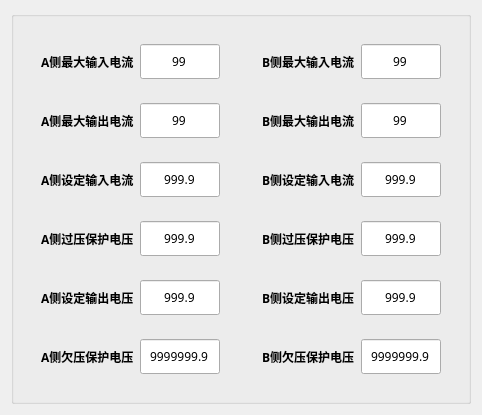
Above: tform5.ui from Curtain-Wang/BatteryControl before the change. Below: the same form after it.
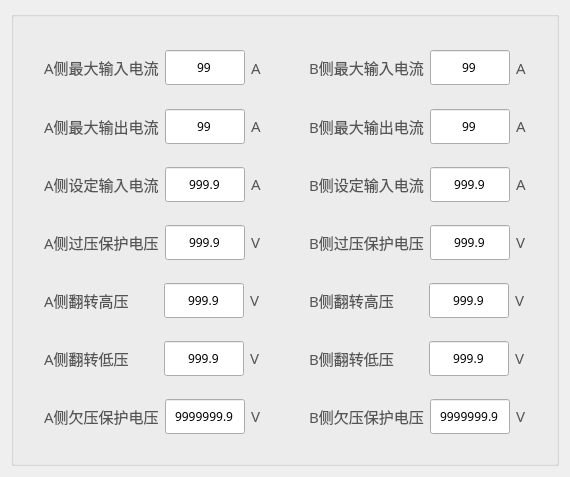
That is the form after the change. Custom widgets are drawn as their Qt base class.

Diff of the .ui file:
```diff
--- a/tform5.ui
+++ b/tform5.ui
@@ -6,13 +6,20 @@
    <rect>
     <x>0</x>
     <y>0</y>
-    <width>441</width>
-    <height>370</height>
+    <width>546</width>
+    <height>433</height>
    </rect>
   </property>
   <property name="windowTitle">
    <string>参数设置</string>
   </property>
+  <property name="styleSheet">
+   <string notr="true">QLabel {
+    font-size: 15px;
+    color: #555555;
+    text-align: center;
+}</string>
+  </property>
   <layout class="QGridLayout" name="gridLayout">
    <item row="0" column="0">
     <widget class="QGroupBox" name="groupBox_58">
@@ -46,6 +53,11 @@
         <layout class="QVBoxLayout" name="verticalLayout_3">
          <item>
           <widget class="QGroupBox" name="groupBox_18">
+           <property name="font">
+            <font>
+             <bold>false</bold>
+            </font>
+           </property>
            <property name="styleSheet">
             <string notr="true">QGroupBox {
     border: none
@@ -61,7 +73,8 @@
               <property name="font">
                <font>
                 <family>Microsoft YaHei</family>
-                <bold>true</bold>
+                <pointsize>-1</pointsize>
+                <bold>false</bold>
                </font>
               </property>
               <property name="text">
@@ -101,7 +114,27 @@
                <set>Qt::AlignCenter</set>
               </property>
               <property name="readOnly">
-               <bool>false</bool>
+               <bool>true</bool>
+              </property>
+             </widget>
+            </item>
+            <item>
+             <widget class="QLabel" name="label_29">
+              <property name="maximumSize">
+               <size>
+                <width>11</width>
+                <height>16777215</height>
+               </size>
+              </property>
+              <property name="font">
+               <font>
+                <family>Microsoft YaHei</family>
+                <pointsize>-1</pointsize>
+                <bold>false</bold>
+               </font>
+              </property>
+              <property name="text">
+               <string>A</string>
               </property>
              </widget>
             </item>
@@ -125,7 +158,8 @@
               <property name="font">
                <font>
                 <family>Microsoft YaHei</family>
-                <bold>true</bold>
+                <pointsize>-1</pointsize>
+                <bold>false</bold>
                </font>
               </property>
               <property name="text">
@@ -165,7 +199,27 @@
                <set>Qt::AlignCenter</set>
               </property>
               <property name="readOnly">
-               <bool>false</bool>
+               <bool>true</bool>
+              </property>
+             </widget>
+            </item>
+            <item>
+             <widget class="QLabel" name="label_30">
+              <property name="maximumSize">
+               <size>
+                <width>11</width>
+                <height>16777215</height>
+               </size>
+              </property>
+              <property name="font">
+               <font>
+                <family>Microsoft YaHei</family>
+                <pointsize>-1</pointsize>
+                <bold>false</bold>
+               </font>
+              </property>
+              <property name="text">
+               <string>A</string>
               </property>
              </widget>
             </item>
@@ -189,7 +243,8 @@
               <property name="font">
                <font>
                 <family>Microsoft YaHei</family>
-                <bold>true</bold>
+                <pointsize>-1</pointsize>
+                <bold>false</bold>
                </font>
               </property>
               <property name="text">
@@ -228,6 +283,29 @@
               <property name="alignment">
                <set>Qt::AlignCenter</set>
               </property>
+              <property name="readOnly">
+               <bool>true</bool>
+              </property>
+             </widget>
+            </item>
+            <item>
+             <widget class="QLabel" name="label_31">
+              <property name="maximumSize">
+               <size>
+                <width>11</width>
+                <height>16777215</height>
+               </size>
+              </property>
+              <property name="font">
+               <font>
+                <family>Microsoft YaHei</family>
+                <pointsize>-1</pointsize>
+                <bold>false</bold>
+               </font>
+              </property>
+              <property name="text">
+               <string>A</string>
+              </property>
              </widget>
             </item>
            </layout>
@@ -250,7 +328,8 @@
               <property name="font">
                <font>
                 <family>Microsoft YaHei</family>
-                <bold>true</bold>
+                <pointsize>-1</pointsize>
+                <bold>false</bold>
                </font>
               </property>
               <property name="text">
@@ -289,6 +368,29 @@
               <property name="alignment">
                <set>Qt::AlignCenter</set>
               </property>
+              <property name="readOnly">
+               <bool>true</bool>
+              </property>
+             </widget>
+            </item>
+            <item>
+             <widget class="QLabel" name="label_32">
+              <property name="maximumSize">
+               <size>
+                <width>11</width>
+                <height>16777215</height>
+               </size>
+              </property>
+              <property name="font">
+               <font>
+                <family>Microsoft YaHei</family>
+                <pointsize>-1</pointsize>
+                <bold>false</bold>
+               </font>
+              </property>
+              <property name="text">
+               <string>V</string>
+              </property>
              </widget>
             </item>
            </layout>
@@ -311,11 +413,12 @@
               <property name="font">
                <font>
                 <family>Microsoft YaHei</family>
-                <bold>true</bold>
+                <pointsize>-1</pointsize>
+                <bold>false</bold>
                </font>
               </property>
               <property name="text">
-               <string>A侧设定输出电压</string>
+               <string>A侧翻转高压</string>
               </property>
              </widget>
             </item>
@@ -349,6 +452,114 @@
               </property>
               <property name="alignment">
                <set>Qt::AlignCenter</set>
+              </property>
+              <property name="readOnly">
+               <bool>true</bool>
+              </property>
+             </widget>
+            </item>
+            <item>
+             <widget class="QLabel" name="label_33">
+              <property name="maximumSize">
+               <size>
+                <width>11</width>
+                <height>16777215</height>
+               </size>
+              </property>
+              <property name="font">
+               <font>
+                <family>Microsoft YaHei</family>
+                <pointsize>-1</pointsize>
+                <bold>false</bold>
+               </font>
+              </property>
+              <property name="text">
+               <string>V</string>
+              </property>
+             </widget>
+            </item>
+           </layout>
+          </widget>
+         </item>
+         <item>
+          <widget class="QGroupBox" name="groupBox_24">
+           <property name="styleSheet">
+            <string notr="true">QGroupBox {
+    border: none
+}
+</string>
+           </property>
+           <property name="title">
+            <string/>
+           </property>
+           <layout class="QHBoxLayout" name="horizontalLayout_21">
+            <item>
+             <widget class="QLabel" name="label_21">
+              <property name="font">
+               <font>
+                <family>Microsoft YaHei</family>
+                <pointsize>-1</pointsize>
+                <bold>false</bold>
+               </font>
+              </property>
+              <property name="text">
+               <string>A侧翻转低压</string>
+              </property>
+             </widget>
+            </item>
+            <item>
+             <widget class="MyLineEdit" name="lineEditALow">
+              <property name="sizePolicy">
+               <sizepolicy hsizetype="Fixed" vsizetype="Fixed">
+                <horstretch>0</horstretch>
+                <verstretch>0</verstretch>
+               </sizepolicy>
+              </property>
+              <property name="minimumSize">
+               <size>
+                <width>80</width>
+                <height>35</height>
+               </size>
+              </property>
+              <property name="maximumSize">
+               <size>
+                <width>80</width>
+                <height>35</height>
+               </size>
+              </property>
+              <property name="font">
+               <font>
+                <family>Microsoft YaHei</family>
+               </font>
+              </property>
+              <property name="text">
+               <string>999.9</string>
+              </property>
+              <property name="alignment">
+               <set>Qt::AlignCenter</set>
+              </property>
+              <property name="readOnly">
+               <bool>true</bool>
+              </property>
+             </widget>
+            </item>
+            <item>
+             <widget class="QLabel" name="label_34">
+              <property name="maximumSize">
+               <size>
+                <width>11</width>
+                <height>16777215</height>
+               </size>
+              </property>
+              <property name="font">
+               <font>
+                <family>Microsoft YaHei</family>
+                <pointsize>-1</pointsize>
+                <bold>false</bold>
+               </font>
+              </property>
+              <property name="text">
+               <string>V</string>
               </property>
              </widget>
             </item>
@@ -372,7 +583,8 @@
               <property name="font">
                <font>
                 <family>Microsoft YaHei</family>
-                <bold>true</bold>
+                <pointsize>-1</pointsize>
+                <bold>false</bold>
                </font>
               </property>
               <property name="text">
@@ -411,6 +623,29 @@
               <property name="alignment">
                <set>Qt::AlignCenter</set>
               </property>
+              <property name="readOnly">
+               <bool>true</bool>
+              </property>
+             </widget>
+            </item>
+            <item>
+             <widget class="QLabel" name="label_35">
+              <property name="maximumSize">
+               <size>
+                <width>11</width>
+                <height>16777215</height>
+               </size>
+              </property>
+              <property name="font">
+               <font>
+                <family>Microsoft YaHei</family>
+                <pointsize>-1</pointsize>
+                <bold>false</bold>
+               </font>
+              </property>
+              <property name="text">
+               <string>V</string>
+              </property>
              </widget>
             </item>
            </layout>
@@ -448,7 +683,8 @@
               <property name="font">
                <font>
                 <family>Microsoft YaHei</family>
-                <bold>true</bold>
+                <pointsize>-1</pointsize>
+                <bold>false</bold>
                </font>
               </property>
               <property name="text">
@@ -488,7 +724,27 @@
                <set>Qt::AlignCenter</set>
               </property>
               <property name="readOnly">
-               <bool>false</bool>
+               <bool>true</bool>
+              </property>
+             </widget>
+            </item>
+            <item>
+             <widget class="QLabel" name="label_36">
+              <property name="maximumSize">
+               <size>
+                <width>11</width>
+                <height>16777215</height>
+               </size>
+              </property>
+              <property name="font">
+               <font>
+                <family>Microsoft YaHei</family>
+                <pointsize>-1</pointsize>
+                <bold>false</bold>
+               </font>
+              </property>
+              <property name="text">
+               <string>A</string>
               </property>
              </widget>
             </item>
@@ -512,7 +768,8 @@
               <property name="font">
                <font>
                 <family>Microsoft YaHei</family>
-                <bold>true</bold>
+                <pointsize>-1</pointsize>
+                <bold>false</bold>
                </font>
               </property>
               <property name="text">
@@ -552,7 +809,27 @@
                <set>Qt::AlignCenter</set>
               </property>
               <property name="readOnly">
-               <bool>false</bool>
+               <bool>true</bool>
+              </property>
+             </widget>
+            </item>
+            <item>
+             <widget class="QLabel" name="label_37">
+              <property name="maximumSize">
+               <size>
+                <width>11</width>
+                <height>16777215</height>
+               </size>
+              </property>
+              <property name="font">
+               <font>
+                <family>Microsoft YaHei</family>
+                <pointsize>-1</pointsize>
+                <bold>false</bold>
+               </font>
+              </property>
+              <property name="text">
+               <string>A</string>
               </property>
              </widget>
             </item>
@@ -576,7 +853,8 @@
               <property name="font">
                <font>
                 <family>Microsoft YaHei</family>
-                <bold>true</bold>
+                <pointsize>-1</pointsize>
+                <bold>false</bold>
                </font>
               </property>
               <property name="text">
@@ -615,6 +893,29 @@
               <property name="alignment">
                <set>Qt::AlignCenter</set>
               </property>
+              <property name="readOnly">
+               <bool>true</bool>
+              </property>
+             </widget>
+            </item>
+            <item>
+             <widget class="QLabel" name="label_38">
+              <property name="maximumSize">
+               <size>
+                <width>11</width>
+                <height>16777215</height>
+               </size>
+              </property>
+              <property name="font">
+               <font>
+                <family>Microsoft YaHei</family>
+                <pointsize>-1</pointsize>
+                <bold>false</bold>
+               </font>
+              </property>
+              <property name="text">
+               <string>A</string>
+              </property>
              </widget>
             </item>
            </layout>
@@ -637,7 +938,8 @@
               <property name="font">
                <font>
                 <family>Microsoft YaHei</family>
-                <bold>true</bold>
+                <pointsize>-1</pointsize>
+                <bold>false</bold>
                </font>
               </property>
               <property name="text">
@@ -676,6 +978,29 @@
               <property name="alignment">
                <set>Qt::AlignCenter</set>
               </property>
+              <property name="readOnly">
+               <bool>true</bool>
+              </property>
+             </widget>
+            </item>
+            <item>
+             <widget class="QLabel" name="label_39">
+              <property name="maximumSize">
+               <size>
+                <width>11</width>
+                <height>16777215</height>
+               </size>
+              </property>
+              <property name="font">
+               <font>
+                <family>Microsoft YaHei</family>
+                <pointsize>-1</pointsize>
+                <bold>false</bold>
+               </font>
+              </property>
+              <property name="text">
+               <string>V</string>
+              </property>
              </widget>
             </item>
            </layout>
@@ -698,11 +1023,12 @@
               <property name="font">
                <font>
                 <family>Microsoft YaHei</family>
-                <bold>true</bold>
+                <pointsize>-1</pointsize>
+                <bold>false</bold>
                </font>
               </property>
               <property name="text">
-               <string>B侧设定输出电压</string>
+               <string>B侧翻转高压</string>
               </property>
              </widget>
             </item>
@@ -736,6 +1062,114 @@
               </property>
               <property name="alignment">
                <set>Qt::AlignCenter</set>
+              </property>
+              <property name="readOnly">
+               <bool>true</bool>
+              </property>
+             </widget>
+            </item>
+            <item>
+             <widget class="QLabel" name="label_40">
+              <property name="maximumSize">
+               <size>
+                <width>11</width>
+                <height>16777215</height>
+               </size>
+              </property>
+              <property name="font">
+               <font>
+                <family>Microsoft YaHei</family>
+                <pointsize>-1</pointsize>
+                <bold>false</bold>
+               </font>
+              </property>
+              <property name="text">
+               <string>V</string>
+              </property>
+             </widget>
+            </item>
+           </layout>
+          </widget>
+         </item>
+         <item>
+          <widget class="QGroupBox" name="groupBox_33">
+           <property name="styleSheet">
+            <string notr="true">QGroupBox {
+    border: none
+}
+</string>
+           </property>
+           <property name="title">
+            <string/>
+           </property>
+           <layout class="QHBoxLayout" name="horizontalLayout_28">
+            <item>
+             <widget class="QLabel" name="label_28">
+              <property name="font">
+               <font>
+                <family>Microsoft YaHei</family>
+                <pointsize>-1</pointsize>
+                <bold>false</bold>
+               </font>
+              </property>
+              <property name="text">
+               <string>B侧翻转低压</string>
+              </property>
+             </widget>
+            </item>
+            <item>
+             <widget class="MyLineEdit" name="lineEditBLow">
+              <property name="sizePolicy">
+               <sizepolicy hsizetype="Fixed" vsizetype="Fixed">
+                <horstretch>0</horstretch>
+                <verstretch>0</verstretch>
+               </sizepolicy>
+              </property>
+              <property name="minimumSize">
+               <size>
+                <width>80</width>
+                <height>35</height>
+               </size>
+              </property>
+              <property name="maximumSize">
+               <size>
+                <width>80</width>
+                <height>35</height>
+               </size>
+              </property>
+              <property name="font">
+               <font>
+                <family>Microsoft YaHei</family>
+               </font>
+              </property>
+              <property name="text">
+               <string>999.9</string>
+              </property>
+              <property name="alignment">
+               <set>Qt::AlignCenter</set>
+              </property>
+              <property name="readOnly">
+               <bool>true</bool>
+              </property>
+             </widget>
+            </item>
+            <item>
+             <widget class="QLabel" name="label_41">
+              <property name="maximumSize">
+               <size>
+                <width>11</width>
+                <height>16777215</height>
+               </size>
+              </property>
+              <property name="font">
+               <font>
+                <family>Microsoft YaHei</family>
+                <pointsize>-1</pointsize>
+                <bold>false</bold>
+               </font>
+              </property>
+              <property name="text">
+               <string>V</string>
               </property>
              </widget>
             </item>
@@ -759,7 +1193,8 @@
               <property name="font">
                <font>
                 <family>Microsoft YaHei</family>
-                <bold>true</bold>
+                <pointsize>-1</pointsize>
+                <bold>false</bold>
                </font>
               </property>
               <property name="text">
@@ -798,6 +1233,29 @@
               <property name="alignment">
                <set>Qt::AlignCenter</set>
               </property>
+              <property name="readOnly">
+               <bool>true</bool>
+              </property>
+             </widget>
+            </item>
+            <item>
+             <widget class="QLabel" name="label_42">
+              <property name="maximumSize">
+               <size>
+                <width>11</width>
+                <height>16777215</height>
+               </size>
+              </property>
+              <property name="font">
+               <font>
+                <family>Microsoft YaHei</family>
+                <pointsize>-1</pointsize>
+                <bold>false</bold>
+               </font>
+              </property>
+              <property name="text">
+               <string>V</string>
+              </property>
              </widget>
             </item>
            </layout>
```
Left out of the diff: 6 changed lines with no effect on the pictures.
